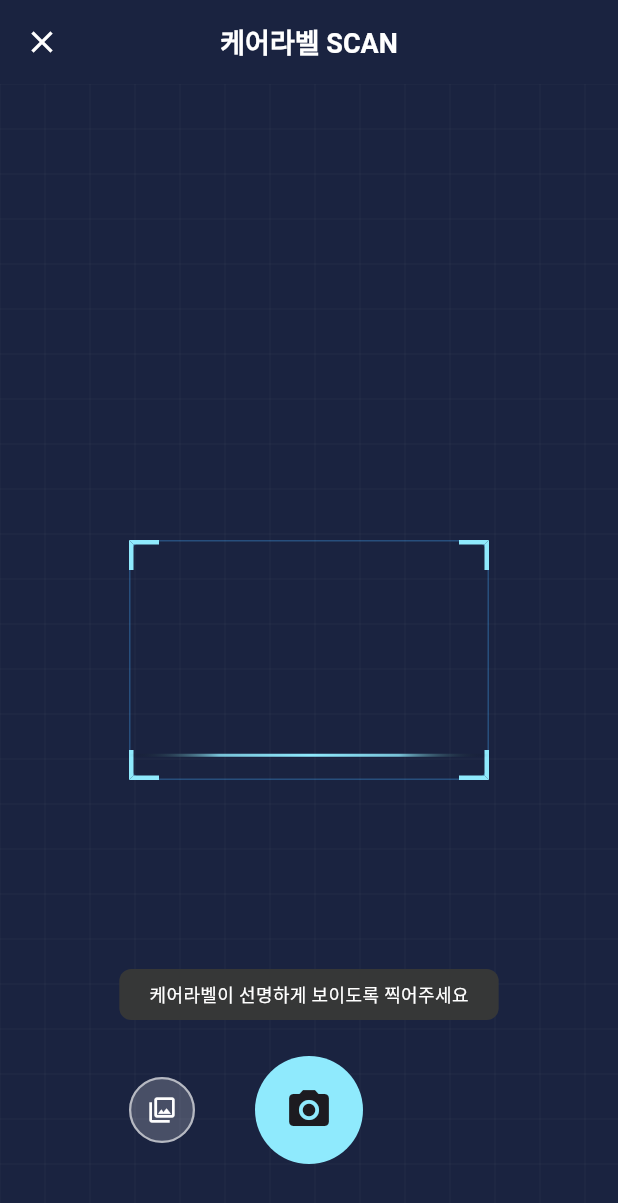
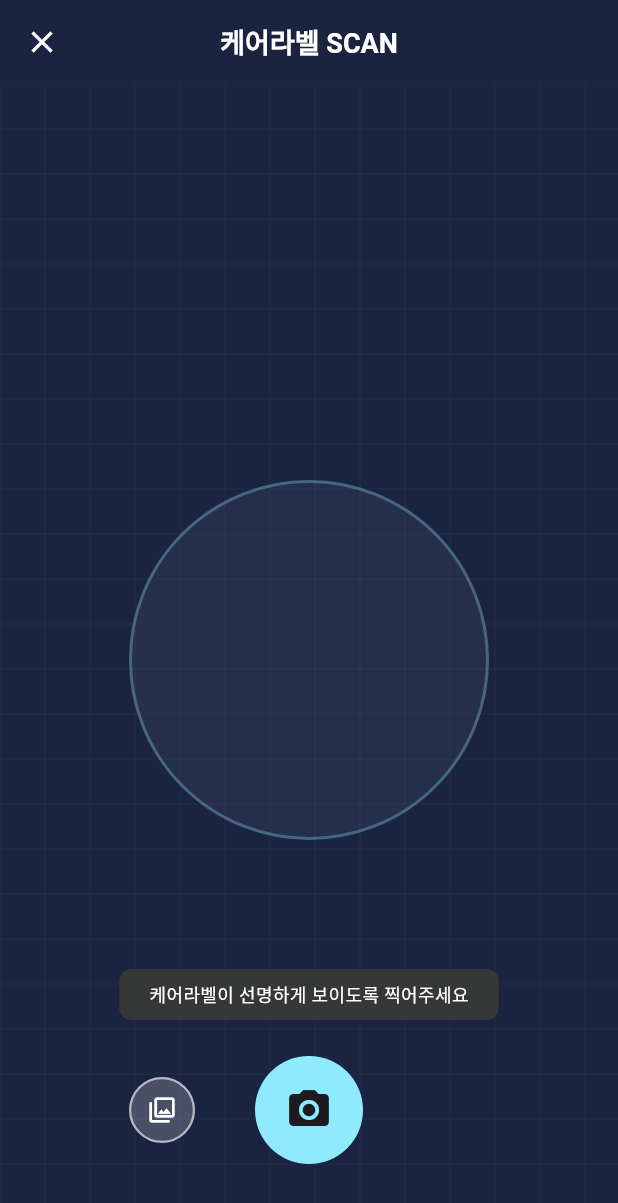
Before and after one commit to semothon-team-4/front, a Flutter app: the CareLabelScanScreen screen opened directly, on a phone screen of 412 x 824 dp. Shown: the top 1203 px of the screen. Run offline on Flutter 3.47's test engine with Material 3 defaults, Android fonts, the phone set to English and light mode, and no system bars; our stand-ins replace geolocator, image_picker, shared_preferences, sqflite; missing offline and left inert: flutter_naver_map; accounts and stored records are empty.

Commit message:
스캐너 디자인 수정

```diff
--- a/lib/screens/scan_screen.dart
+++ b/lib/screens/scan_screen.dart
@@ -21,23 +21,9 @@ class _CareLabelScanScreenState extends State<CareLabelScanScreen> with SingleTi
   bool _scanComplete = false;
   int _resultPage = -1;
 
-  late AnimationController _scanLineCtrl;
-  late Animation<double> _scanLineAnim;
-
   @override
   void initState() {
     super.initState();
-    _scanLineCtrl = AnimationController(
-      duration: const Duration(seconds: 2),
-      vsync: this,
-    )..repeat();
-    _scanLineAnim = Tween<double>(begin: 0, end: 1).animate(_scanLineCtrl);
-  }
-
-  @override
-  void dispose() {
-    _scanLineCtrl.dispose();
-    super.dispose();
   }
 
   Future<void> _pickAndScan(ImageSource source) async {
@@ -131,7 +117,7 @@ class _CareLabelScanScreenState extends State<CareLabelScanScreen> with SingleTi
           if (_isAnalyzing)
             Positioned.fill(
               child: Container(
-                color: Colors.black.withOpacity(0.6),
+                color: Colors.black.withValues(alpha: 0.6),
                 child: const Center(
                   child: Column(
                     mainAxisSize: MainAxisSize.min,
@@ -217,9 +203,9 @@ class _CareLabelScanScreenState extends State<CareLabelScanScreen> with SingleTi
         width: 44,
         height: 44,
         decoration: BoxDecoration(
-          color: Colors.white.withOpacity(0.2),
+          color: Colors.white.withValues(alpha: 0.2),
           shape: BoxShape.circle,
-          border: Border.all(color: Colors.white.withOpacity(0.6), width: 1.5),
+          border: Border.all(color: Colors.white.withValues(alpha: 0.6), width: 1.5),
         ),
         child: Icon(icon, color: Colors.white, size: 20),
       ),
@@ -327,47 +313,18 @@ class _CareLabelScanScreenState extends State<CareLabelScanScreen> with SingleTi
       alignment: Alignment.center,
       children: [
         CustomPaint(painter: _GridPainter(), child: const SizedBox.expand()),
-        SizedBox(
-          width: 240,
-          height: 160,
-          child: Stack(
-            children: [
-              Container(
-                decoration: BoxDecoration(
-                  borderRadius: BorderRadius.circular(10),
-                  border: Border.all(color: const Color(0x5542A5F5), width: 1),
-                ),
+        // main 스타일의 원형 가이드라인
+        CircleAvatar(
+          radius: 120,
+          backgroundColor: Colors.white.withValues(alpha: 0.05),
+          child: Container(
+            decoration: BoxDecoration(
+              shape: BoxShape.circle,
+              border: Border.all(
+                color: const Color(0xFF8FEAFD).withValues(alpha: 0.3),
+                width: 2,
               ),
-              Positioned(top: 0, left: 0, child: _Corner(top: true, left: true)),
-              Positioned(
-                  top: 0, right: 0, child: _Corner(top: true, left: false)),
-              Positioned(
-                  bottom: 0, left: 0, child: _Corner(top: false, left: true)),
-              Positioned(
-                  bottom: 0, right: 0, child: _Corner(top: false, left: false)),
-              AnimatedBuilder(
-                animation: _scanLineAnim,
-                builder: (_, _) => Positioned(
-                  top: _scanLineAnim.value * 150,
-                  left: 0,
-                  right: 0,
-                  child: Container(
-                    height: 2,
-                    decoration: const BoxDecoration(
-                      gradient: LinearGradient(
-                        colors: [
-                          Colors.transparent,
-                          Color(0xCC8FEAFD),
-                          Color(0xFF8FEAFD),
-                          Color(0xCC8FEAFD),
-                          Colors.transparent,
-                        ],
-                      ),
-                    ),
-                  ),
-                ),
-              ),
-            ],
+            ),
           ),
         ),
       ],
@@ -391,23 +348,9 @@ class _ClothingScanScreenState extends State<ClothingScanScreen> with SingleTick
   bool _scanComplete = false;
   int _resultPage = -1;
 
-  late AnimationController _scanLineCtrl;
-  late Animation<double> _scanLineAnim;
-
   @override
   void initState() {
     super.initState();
-    _scanLineCtrl = AnimationController(
-      duration: const Duration(seconds: 2),
-      vsync: this,
-    )..repeat();
-    _scanLineAnim = Tween<double>(begin: 0, end: 1).animate(_scanLineCtrl);
-  }
-
-  @override
-  void dispose() {
-    _scanLineCtrl.dispose();
-    super.dispose();
   }
 
   Future<void> _pickAndScan(ImageSource source) async {
@@ -496,7 +439,7 @@ class _ClothingScanScreenState extends State<ClothingScanScreen> with SingleTick
           if (_isAnalyzing)
             Positioned.fill(
               child: Container(
-                color: Colors.black.withOpacity(0.6),
+                color: Colors.black.withValues(alpha: 0.6),
                 child: const Center(
                   child: Column(
                     mainAxisSize: MainAxisSize.min,
@@ -582,9 +525,9 @@ class _ClothingScanScreenState extends State<ClothingScanScreen> with SingleTick
         width: 44,
         height: 44,
         decoration: BoxDecoration(
-          color: Colors.white.withOpacity(0.2),
+          color: Colors.white.withValues(alpha: 0.2),
           shape: BoxShape.circle,
-          border: Border.all(color: Colors.white.withOpacity(0.6), width: 1.5),
+          border: Border.all(color: Colors.white.withValues(alpha: 0.6), width: 1.5),
         ),
         child: Icon(icon, color: Colors.white, size: 20),
       ),
@@ -596,47 +539,17 @@ class _ClothingScanScreenState extends State<ClothingScanScreen> with SingleTick
       alignment: Alignment.center,
       children: [
         CustomPaint(painter: _GridPainter(), child: const SizedBox.expand()),
-        SizedBox(
-          width: 240,
-          height: 160,
-          child: Stack(
-            children: [
-              Container(
-                decoration: BoxDecoration(
-                  borderRadius: BorderRadius.circular(10),
-                  border: Border.all(color: const Color(0x5542A5F5), width: 1),
-                ),
+        CircleAvatar(
+          radius: 120,
+          backgroundColor: Colors.white.withValues(alpha: 0.05),
+          child: Container(
+            decoration: BoxDecoration(
+              shape: BoxShape.circle,
+              border: Border.all(
+                color: const Color(0xFF8FEAFD).withValues(alpha: 0.3),
+                width: 2,
               ),
-              Positioned(top: 0, left: 0, child: _Corner(top: true, left: true)),
-              Positioned(
-                  top: 0, right: 0, child: _Corner(top: true, left: false)),
-              Positioned(
-                  bottom: 0, left: 0, child: _Corner(top: false, left: true)),
-              Positioned(
-                  bottom: 0, right: 0, child: _Corner(top: false, left: false)),
-              AnimatedBuilder(
-                animation: _scanLineAnim,
-                builder: (_, _) => Positioned(
-                  top: _scanLineAnim.value * 150,
-                  left: 0,
-                  right: 0,
-                  child: Container(
-                    height: 2,
-                    decoration: const BoxDecoration(
-                      gradient: LinearGradient(
-                        colors: [
-                          Colors.transparent,
-                          Color(0xCC8FEAFD),
-                          Color(0xFF8FEAFD),
-                          Color(0xCC8FEAFD),
-                          Colors.transparent,
-                        ],
-                      ),
-                    ),
-                  ),
-                ),
-              ),
-            ],
+            ),
           ),
         ),
       ],
@@ -692,7 +605,7 @@ class _ScanCompleteCard extends StatelessWidget {
                 width: 52,
                 height: 52,
                 decoration: BoxDecoration(
-                  color: const Color(0xFF8FEAFD).withOpacity(0.1),
+                  color: const Color(0xFF8FEAFD).withValues(alpha: 0.1),
                   shape: BoxShape.circle,
                 ),
                 child: Icon(
@@ -738,28 +651,6 @@ class _ScanCompleteCard extends StatelessWidget {
   }
 }
 
-class _Corner extends StatelessWidget {
-  final bool top;
-  final bool left;
-  const _Corner({required this.top, required this.left});
-
-  @override
-  Widget build(BuildContext context) {
-    return Container(
-      width: 20,
-      height: 20,
-      decoration: BoxDecoration(
-        border: Border(
-          top: top ? const BorderSide(color: Color(0xFF8FEAFD), width: 3) : BorderSide.none,
-          bottom: !top ? const BorderSide(color: Color(0xFF8FEAFD), width: 3) : BorderSide.none,
-          left: left ? const BorderSide(color: Color(0xFF8FEAFD), width: 3) : BorderSide.none,
-          right: !left ? const BorderSide(color: Color(0xFF8FEAFD), width: 3) : BorderSide.none,
-        ),
-      ),
-    );
-  }
-}
-
 class _GridPainter extends CustomPainter {
   @override
   void paint(Canvas canvas, Size size) {
```
